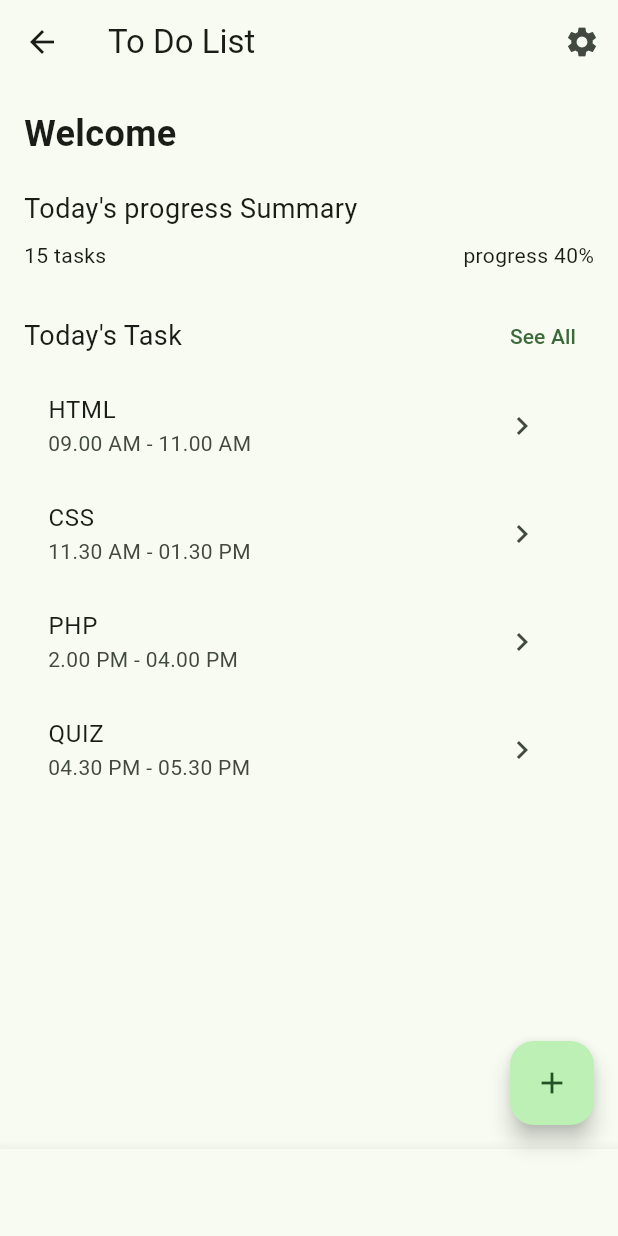
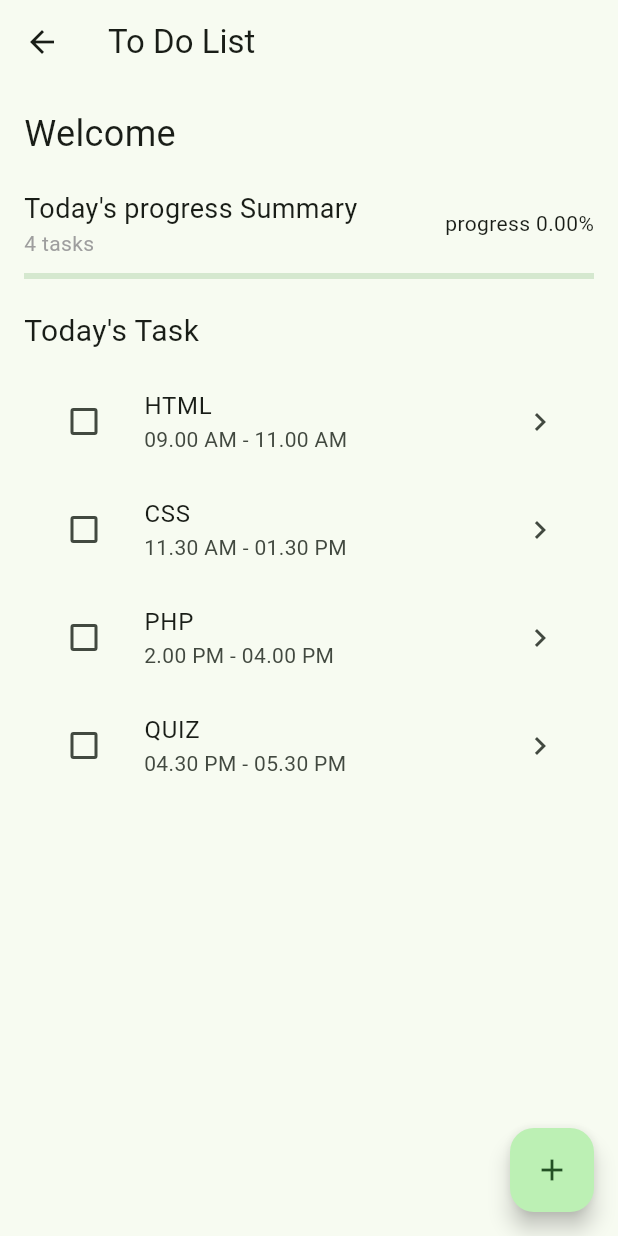
Before and after one commit to IPMSand/PUSL2023-Mobile-App-Development-Group-50, a Flutter app: the screen it shows after launch, item 2 of the bottom bar chosen, after a tap on the "menu" icon, after a tap on "To Do List", on a phone screen of 412 x 824 dp. Run offline on Flutter 3.47's test engine with Material 3 defaults, Android fonts, the phone set to English and light mode, and no system bars; our stand-ins replace percent_indicator.

```diff
--- a/lib/screens/home.dart
+++ b/lib/screens/home.dart
@@ -56,7 +56,7 @@ class _HomeScreenState extends State<HomeScreen> {
                   ListTile(
                     leading: Icon(Icons.shield_moon),
                     title: Text('To Do List'),
-                    onTap: () => _navigateToScreen( MainHomePage()),
+                    onTap: () => _navigateToScreen( TaskListScreen()),
                   ),
                   ListTile(
                     leading: Icon(Icons.timer),
--- a/lib/screens/task_home_page.dart
+++ b/lib/screens/task_home_page.dart
@@ -1,130 +1,116 @@
 import 'package:flutter/material.dart';
 import 'package:mad_project/screens/to_create.dart';
-// Import the second page
 
-class MainHomePage extends StatelessWidget {
-  const MainHomePage({super.key});
+class TaskListScreen extends StatefulWidget {
+  const TaskListScreen({super.key});
+
+  @override
+  // ignore: library_private_types_in_public_api
+  _TaskListScreenState createState() => _TaskListScreenState();
+}
+
+class _TaskListScreenState extends State<TaskListScreen> {
+  List<Task> tasks = [
+    Task(name: 'HTML', time: '09.00 AM - 11.00 AM', completed: false),
+    Task(name: 'CSS', time: '11.30 AM - 01.30 PM', completed: false),
+    Task(name: 'PHP', time: '2.00 PM - 04.00 PM', completed: false),
+    Task(name: 'QUIZ', time: '04.30 PM - 05.30 PM', completed: false),
+  ];
+
+  List<Task> completedTasks = []; // List to store completed tasks
+  late int originalTaskCount; // Store the original task count
+
+  @override
+  void initState() {
+    super.initState();
+    originalTaskCount = tasks.length; // Initialize original task count
+  }
+
+  double get progress {
+    if (originalTaskCount == 0) return 0.0;
+    return completedTasks.length / originalTaskCount;
+  }
+
+  void _toggleTaskCompletion(int index) {
+    setState(() {
+      tasks[index].completed = !tasks[index].completed;
+      if (tasks[index].completed) {
+        completedTasks.add(tasks[index]); // Add to completed tasks list
+        tasks.removeAt(index); // Remove from the original list
+      }
+    });
+  }
 
   @override
   Widget build(BuildContext context) {
     return Scaffold(
       appBar: AppBar(
         title: Text('To Do List'),
-        actions: [
-          IconButton(
-            icon: Icon(Icons.settings),
-            onPressed: () {
-              // Handle settings action
-            },
-          ),
-        ],
       ),
-      body: _buildBody(context),
+      body: Padding(
+        padding: const EdgeInsets.all(16.0),
+        child: Column(
+          crossAxisAlignment: CrossAxisAlignment.start,
+          children: [
+            Text('Welcome', style: TextStyle(fontSize: 24)),
+            SizedBox(height: 20),
+            Row(
+              children: [
+                Expanded(
+                  child: Column(
+                    crossAxisAlignment: CrossAxisAlignment.start,
+                    children: [
+                      Text('Today\'s progress Summary',
+                          style: TextStyle(fontSize: 18)),
+                      Text('${originalTaskCount} tasks',
+                          style: TextStyle(color: Colors.grey)),
+                    ],
+                  ),
+                ),
+                Text('progress ${(progress * 100).toStringAsFixed(2)}%'),
+              ],
+            ),
+            SizedBox(height: 10),
+            LinearProgressIndicator(value: progress),
+            SizedBox(height: 20),
+            Text('Today\'s Task', style: TextStyle(fontSize: 20)),
+            SizedBox(height: 10),
+            Expanded(
+              child: ListView.builder(
+                itemCount: tasks.length,
+                itemBuilder: (context, index) {
+                  return ListTile(
+                    leading: Checkbox(
+                      value: tasks[index].completed,
+                      onChanged: (bool? value) => _toggleTaskCompletion(index),
+                    ),
+                    title: Text(tasks[index].name),
+                    subtitle: Text(tasks[index].time),
+                    trailing: Icon(Icons.chevron_right),
+                  );
+                },
+              ),
+            ),
+          ],
+        ),
+      ),
       floatingActionButton: FloatingActionButton(
         onPressed: () {
           Navigator.push(
             context,
-            MaterialPageRoute(builder: (context) => CreateTodoPage()),
+            MaterialPageRoute(builder: (context) => CreateTaskScreen ()),
           );
         },
         child: Icon(Icons.add),
       ),
-      bottomNavigationBar: _buildBottomNavigationBar(),
-    );
-  }
-
-  Widget _buildBody(BuildContext context) {
-    return SingleChildScrollView(
-      child: Padding(
-        padding: const EdgeInsets.all(16.0),
-        child: Column(
-          crossAxisAlignment: CrossAxisAlignment.start,
-          children: [
-            _buildWelcomeSection(),
-            SizedBox(height: 20),
-            _buildProgressSummary(),
-            SizedBox(height: 20),
-            _buildTodaysTasks(context),
-          ],
-        ),
-      ),
-    );
-  }
-
-  Widget _buildWelcomeSection() {
-    return Row(
-      mainAxisAlignment: MainAxisAlignment.spaceBetween,
-      children: [
-        Text('Welcome', style: TextStyle(fontSize: 24, fontWeight: FontWeight.bold)),
-        // Add any welcome image or icon here
-      ],
-    );
-  }
-
-  Widget _buildProgressSummary() {
-    return Column(
-      crossAxisAlignment: CrossAxisAlignment.start,
-      children: [
-        Text('Today\'s progress Summary', style: TextStyle(fontSize: 18)),
-        SizedBox(height: 8),
-        Row(
-          mainAxisAlignment: MainAxisAlignment.spaceBetween,
-          children: [
-            Text('15 tasks'),
-            Text('progress 40%'),
-          ],
-        ),
-        // Add progress bar here
-      ],
-    );
-  }
-
-  Widget _buildTodaysTasks(BuildContext context) {
-    return Column(
-      crossAxisAlignment: CrossAxisAlignment.start,
-      children: [
-        Row(
-          mainAxisAlignment: MainAxisAlignment.spaceBetween,
-          children: [
-            Text('Today\'s Task', style: TextStyle(fontSize: 18)),
-            TextButton(
-              onPressed: () {
-                // Navigate to see all tasks
-              },
-              child: Text('See All'),
-            ),
-          ],
-        ),
-        _buildTaskItem(context, 'HTML', '09.00 AM - 11.00 AM'),
-        _buildTaskItem(context, 'CSS', '11.30 AM - 01.30 PM'),
-        _buildTaskItem(context, 'PHP', '2.00 PM - 04.00 PM'),
-        _buildTaskItem(context, 'QUIZ', '04.30 PM - 05.30 PM'),
-      ],
-    );
-  }
-
-  Widget _buildTaskItem(BuildContext context, String title, String time) {
-    return ListTile(
-      title: Text(title),
-      subtitle: Text(time),
-      trailing: IconButton(
-        icon: Icon(Icons.chevron_right),
-        onPressed: () {
-          // Navigate to task details page
-        },
-      ),
-    );
-  }
-
-  Widget _buildBottomNavigationBar() {
-    return BottomNavigationBar(
-      items: const <BottomNavigationBarItem>[
-        BottomNavigationBarItem(icon: Icon(Icons.home), label: 'Home'),
-        BottomNavigationBarItem(icon: Icon(Icons.check_circle_outline), label: 'Completed'),
-        BottomNavigationBarItem(icon: Icon(Icons.history), label: 'History'),
-        BottomNavigationBarItem(icon: Icon(Icons.notifications), label: 'Notifications'),
-      ],
-      // Add logic for currentIndex and onTap if needed
     );
   }
 }
+
+class Task {
+  String name;
+  String time;
+  bool completed;
+
+  Task({required this.name, required this.time, this.completed = false});
+}
```
Also changed, not shown: lib/componments/todo_progress.dart (+44 -1 lines), lib/componments/todo_toptitle.dart (+14 -1 lines), lib/screens/to_create.dart (+144 -148 lines).
